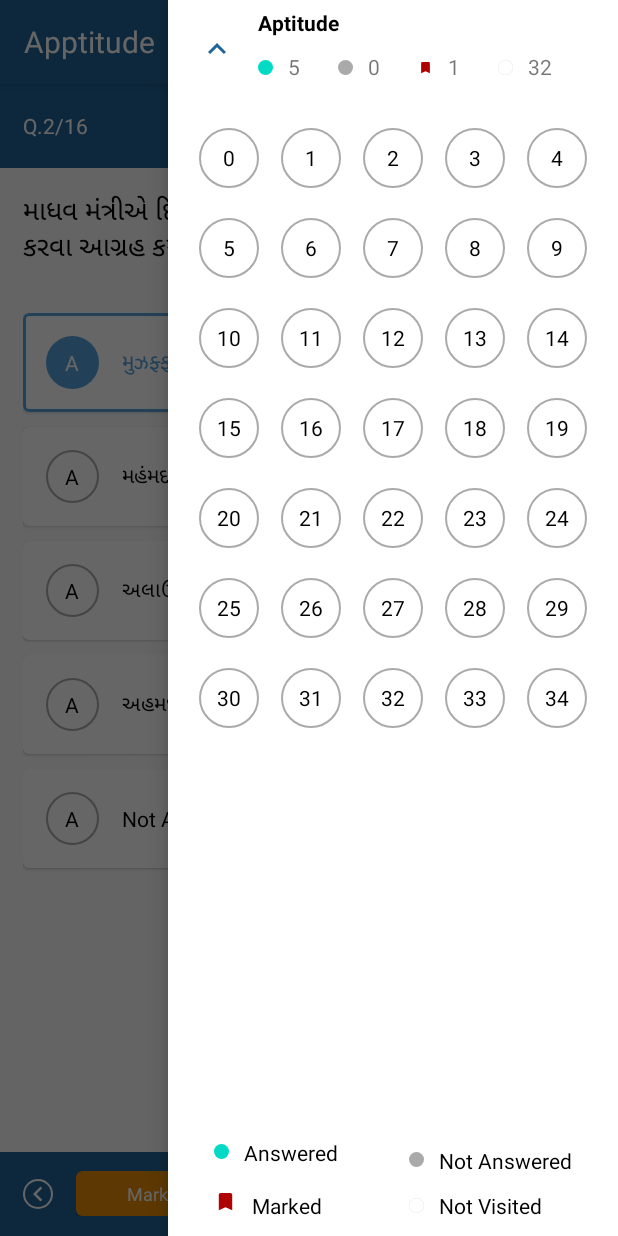
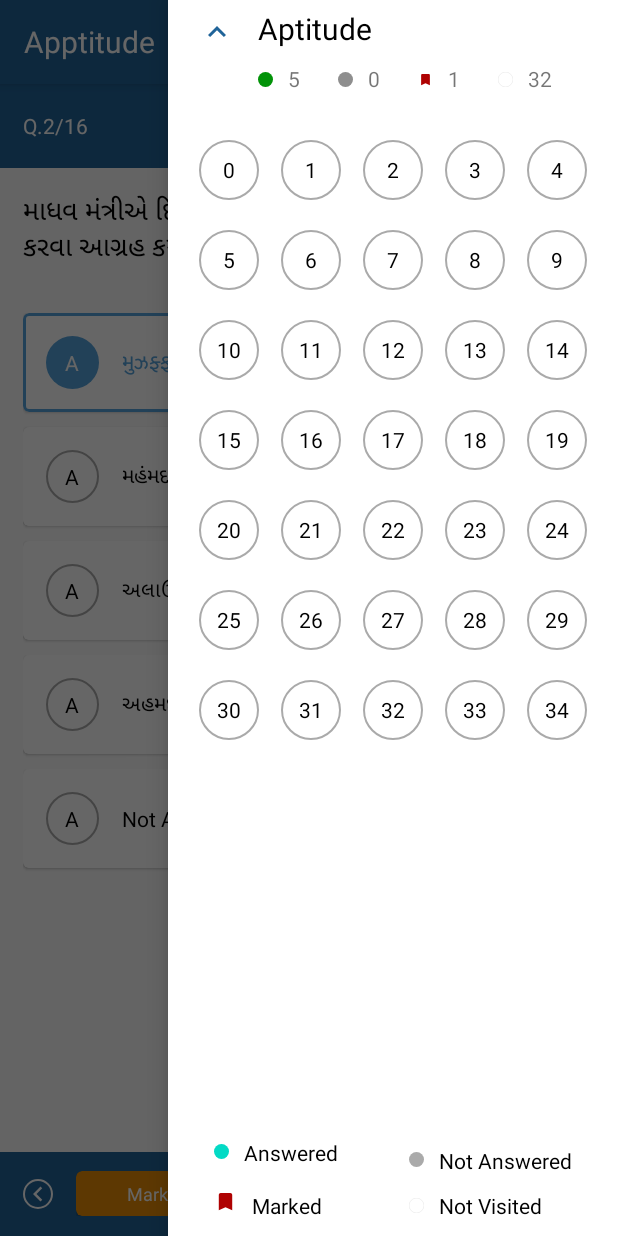
Before and after one commit to siddhantdrk/Quickexamprep, an Android app: the screen it shows after launch (QuestionScreen), with the side drawer open, on a phone screen of 412 x 824 dp. Run offline under Robolectric (Android 15) with nearby library versions, the phone set to English and light mode, and no system bars.

Commit message:
drawer updated

```diff
--- a/app/src/main/res/layout/activity_question_screen.xml
+++ b/app/src/main/res/layout/activity_question_screen.xml
@@ -19,7 +19,8 @@
             android:id="@+id/iv_up_arrow"
             android:layout_width="wrap_content"
             android:layout_height="wrap_content"
-            android:layout_margin="@dimen/dp_15"
+            android:layout_marginHorizontal="@dimen/dp_15"
+            android:layout_marginTop="4dp"
             android:src="@drawable/ic_baseline_keyboard_arrow_up_24" />
 
         <ImageView
@@ -31,7 +32,7 @@
             android:layout_toEndOf="@+id/iv_up_arrow"
             android:layout_toRightOf="@+id/iv_up_arrow"
             android:src="@drawable/circle"
-            app:tint="@color/teal_200" />
+            app:tint="@color/green" />
 
         <ImageView
             android:id="@+id/iv_not_answered_indicator"
@@ -44,7 +45,7 @@
             android:layout_toEndOf="@+id/tv_answered_question"
             android:layout_toRightOf="@+id/tv_answered_question"
             android:src="@drawable/circle"
-            app:tint="@android:color/darker_gray" />
+            app:tint="@color/question_grey" />
 
         <ImageView
             android:id="@+id/iv_marked_indicator"
@@ -128,7 +129,7 @@
             android:layout_toRightOf="@+id/iv_up_arrow"
             android:text="Aptitude"
             android:textColor="@color/black"
-            android:textStyle="bold" />
+            android:textSize="20sp" />
 
         <TextView
             android:id="@+id/tv_answered_question"
--- a/app/src/main/res/values/colors.xml
+++ b/app/src/main/res/values/colors.xml
@@ -12,4 +12,8 @@
     <color name="faint_primary_color">#55A3DD</color>
     <color name="grey">#B1B0B0</color>
     <color name="test_list_theme_color">#184274</color>
+    <color name="green">#029308</color>
+    <color name="red">#AF0202</color>
+    <color name="yellow">#EA8D04</color>
+    <color name="question_grey">#8E8E8E</color>
 </resources>
```
